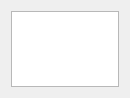
Above: BigBrother/lindeviceswidges.ui from akukhta/BigBrother before the change. Below: the same form after it.
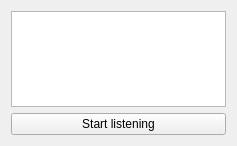
That is the form after the change.

Patch:
```diff
--- a/BigBrother/lindeviceswidges.ui
+++ b/BigBrother/lindeviceswidges.ui
@@ -6,8 +6,8 @@
    <rect>
     <x>0</x>
     <y>0</y>
-    <width>130</width>
-    <height>98</height>
+    <width>237</width>
+    <height>146</height>
    </rect>
   </property>
   <property name="windowTitle">
@@ -15,6 +15,8 @@
   </property>
   <layout class="QGridLayout" name="gridLayout">
    <item row="0" column="0">
+    <layout class="QVBoxLayout" name="verticalLayout">
+     <item>
     <widget class="QListWidget" name="listWidget">
      <property name="sizePolicy">
       <sizepolicy hsizetype="Expanding" vsizetype="Expanding">
@@ -23,6 +25,15 @@
       </sizepolicy>
      </property>
     </widget>
+     </item>
+     <item>
+      <widget class="QPushButton" name="pushButton">
+       <property name="text">
+        <string>Start listening</string>
+       </property>
+      </widget>
+     </item>
+    </layout>
    </item>
   </layout>
  </widget>
```
Lines whose indentation alone changed are shown as unchanged.
